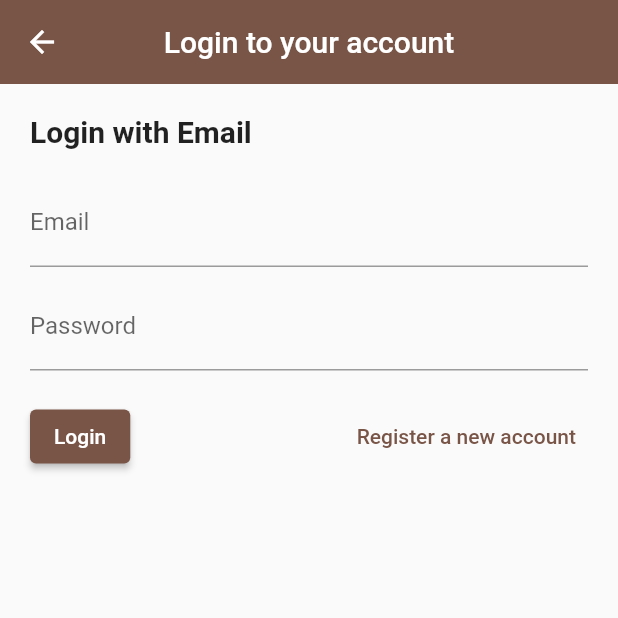
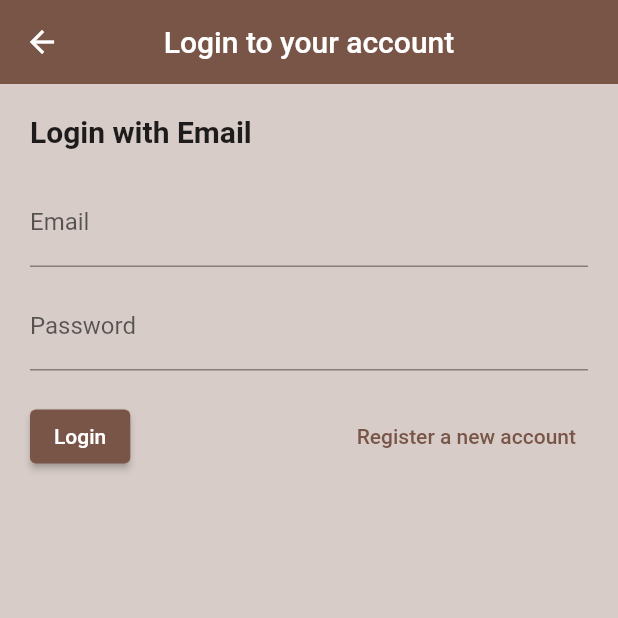
Before and after one commit to BlackIQ/Firebase-Practical-1, a Flutter app: the screen it shows after launch, after a tap on "Sign in with Email", on a phone screen of 412 x 824 dp, the top half of it. Run offline on Flutter 3.47's test engine with Material 2 defaults, Android fonts, the light colour scheme and no system bars; our stand-ins replace cloud_firestore, firebase_auth; accounts and stored records are empty.

Commit message:
Fix add bg

```diff
--- a/lib/screens/authenticate/authenticate.dart
+++ b/lib/screens/authenticate/authenticate.dart
@@ -17,6 +17,7 @@ class _AuthenticateState extends State<Authenticate> {
   @override
   Widget build(BuildContext context) {
     return Scaffold(
+      backgroundColor: Colors.brown[100],
       appBar: AppBar(
         centerTitle: true,
         title: Text('Welcome'),
--- a/lib/screens/authenticate/login.dart
+++ b/lib/screens/authenticate/login.dart
@@ -17,6 +17,7 @@ class _LoginState extends State<Login> {
   @override
   Widget build(BuildContext context) {
     return Scaffold(
+      backgroundColor: Colors.brown[100],
       appBar: AppBar(
         centerTitle: true,
         title: Text('Login to your account'),
--- a/lib/screens/authenticate/register.dart
+++ b/lib/screens/authenticate/register.dart
@@ -18,6 +18,7 @@ class _RegisterState extends State<Register> {
   @override
   Widget build(BuildContext context) {
     return Scaffold(
+      backgroundColor: Colors.brown[100],
       appBar: AppBar(
         centerTitle: true,
         title: Text('Register an account'),
```
